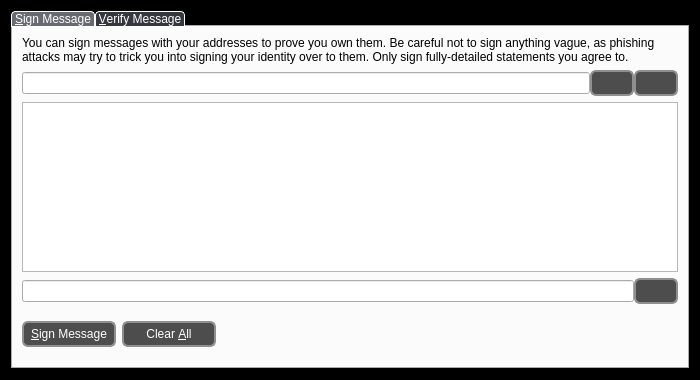
camorracoin/camorracoin, file src/qt/forms/signverifymessagedialog.ui: the form before one commit.
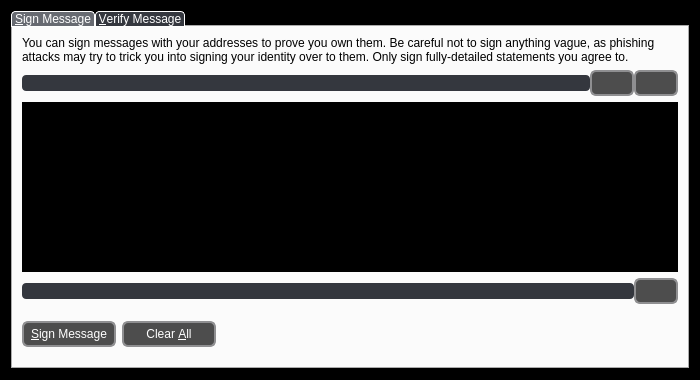
The form after the commit. Icons and pictures are not drawn. Custom widgets are drawn as their Qt base class.

Diff of the .ui file:
```diff
--- a/src/qt/forms/signverifymessagedialog.ui
+++ b/src/qt/forms/signverifymessagedialog.ui
@@ -157,6 +157,17 @@
            <property name="toolTip">
             <string>The address to sign the message with (e.g. SXywGBZBowrppUwwNUo1GCRDTibzJi7g2M)</string>
            </property>
+           <property name="styleSheet">
+            <string notr="true">QLineEdit {
+	background-color: #34373E;
+	color: #FFFFFF;
+	border: 1px solid #FFFFFFF;
+	border-radius: 4px;
+}
+QLineEdit:hover {
+	background-color: #676A71;
+}</string>
+           </property>
            <property name="maxLength">
             <number>34</number>
            </property>
@@ -253,6 +264,12 @@
          <property name="toolTip">
           <string>Enter the message you want to sign here</string>
          </property>
+         <property name="styleSheet">
+          <string notr="true">QPlainTextEdit {
+	background-color: #000000;
+	color: #FFFFFF;
+}</string>
+         </property>
         </widget>
        </item>
        <item>
@@ -267,6 +284,17 @@
              <italic>true</italic>
             </font>
            </property>
+           <property name="styleSheet">
+            <string notr="true">QLineEdit {
+	background-color: #34373E;
+	color: #FFFFFF;
+	border: 1px solid #FFFFFFF;
+	border-radius: 4px;
+}
+QLineEdit:hover {
+	background-color: #676A71;
+}</string>
+           </property>
            <property name="readOnly">
             <bool>true</bool>
            </property>
```
Left out of the diff: 34 changed lines with no effect on the pictures.
